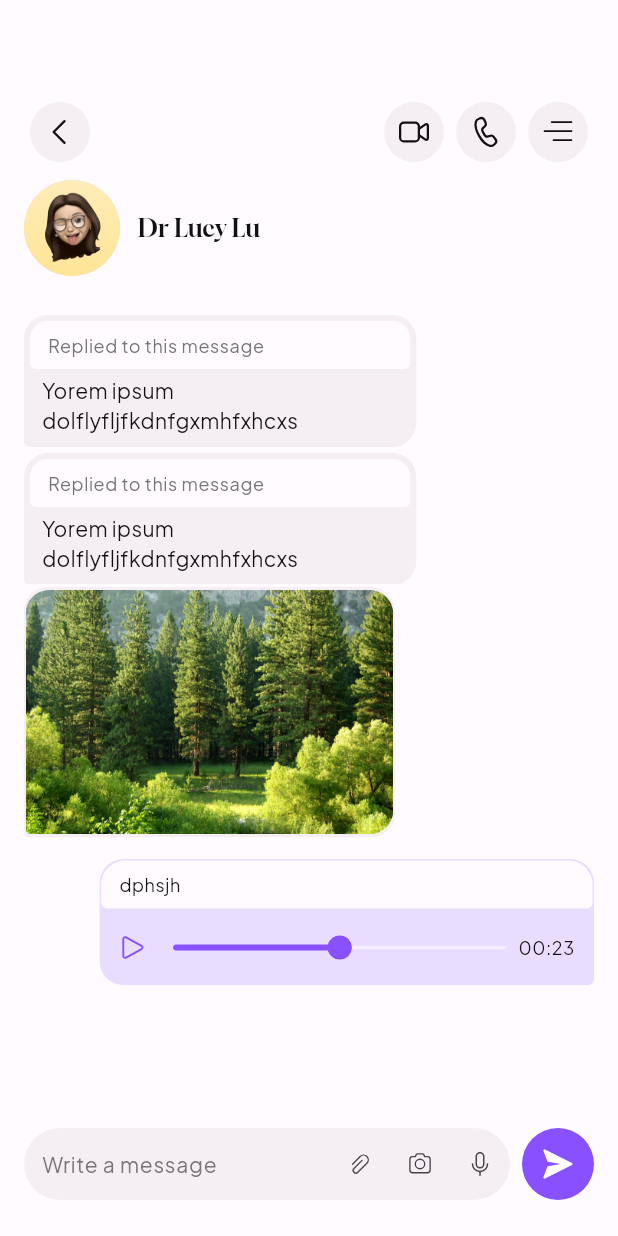
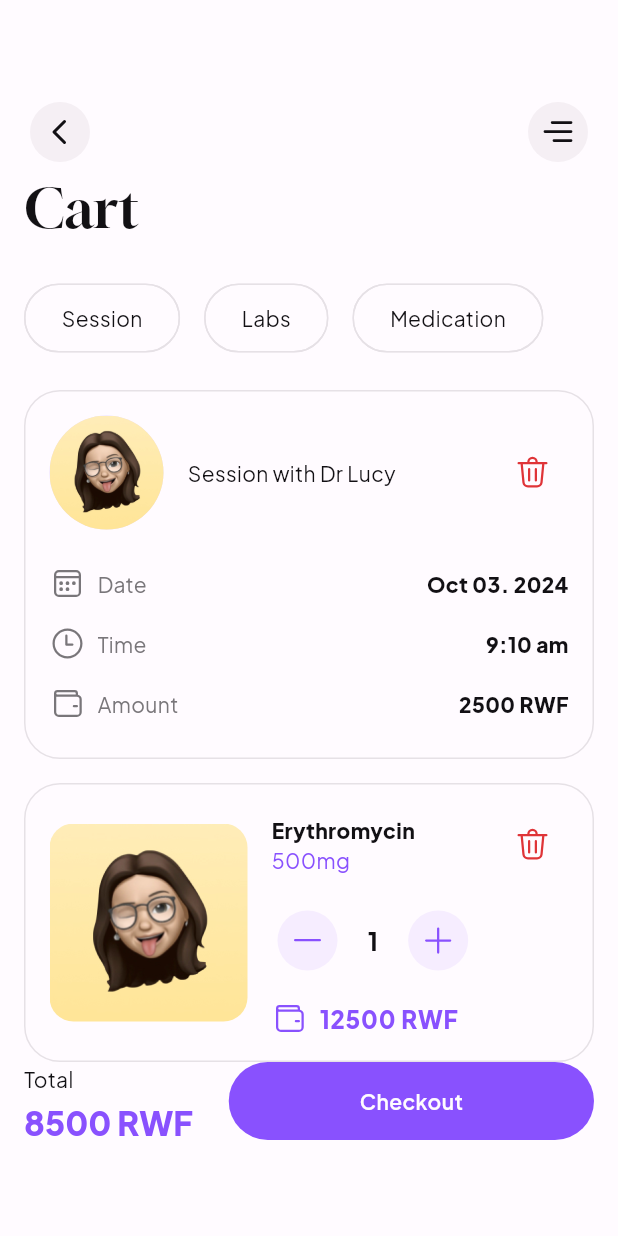
Before and after one commit to nuilewis/zoner, a Flutter app: the screen it shows after launch, on a phone screen of 412 x 824 dp. Run offline on Flutter 3.47's test engine with Material 3 defaults, Android fonts, the phone set to English and light mode, and no system bars; drawn by our look-alikes of calendar_view; our stand-ins replace equatable, fluentui_system_icons, flutter_animate, flutter_svg, gap, go_router.

Commit message:
Building Cart UI (#15)
* ui: built audio and video call screens

* ui: building messaging section

* ui: built call and video screen

* ui: building message bubble

* ui: building chat section

* ui: building cart section

```diff
--- a/lib/main.dart
+++ b/lib/main.dart
@@ -2,8 +2,7 @@ import 'package:calendar_view/calendar_view.dart';
 import 'package:flutter/material.dart';
 import 'package:zoner/core/core.dart';
 import 'package:zoner/core/routes.dart';
-
-import 'screens/global/messages/chat_screen.dart';
+import 'package:zoner/screens/patient/cart/cart.dart';
 
 void main() {
   runApp(const MyApp());
@@ -29,7 +28,7 @@ class MyApp extends StatelessWidget {
             duration: const Duration(milliseconds: 300),
           ),
           //  routerConfig: appRouter.router,
-          home: const ChatScreen()),
+          home: const CartScreen()),
     );
   }
 }
--- /dev/null
+++ b/lib/screens/patient/cart/cart.dart
@@ -0,0 +1,81 @@
+import 'package:flutter/material.dart';
+import 'package:gap/gap.dart';
+
+import '../../../core/core.dart';
+import '../../components_global/components.dart';
+import 'components/session_cart_item.dart';
+
+class CartScreen extends StatelessWidget {
+  static const String id = "cart";
+  const CartScreen({super.key});
+
+  @override
+  Widget build(BuildContext context) {
+    final ThemeData theme = Theme.of(context);
+    final bool isDarkMode = theme.brightness == Brightness.dark;
+    return Scaffold(
+      body: Padding(
+        padding: const EdgeInsets.symmetric(horizontal: kPadding16),
+        child: Column(
+          crossAxisAlignment: CrossAxisAlignment.start,
+          children: [
+            // Tabs
+            ZonerAppBar(pageTitle: 'Cart'),
+            Row(
+              children: [
+                ZonerChip(
+                  label: 'Session',
+                  chipType: AppChipType.filter,
+                  onSelected: (selected) {},
+                ),
+                Gap(kPadding16),
+                ZonerChip(
+                  label: 'Labs',
+                  chipType: AppChipType.filter,
+                  onSelected: (selected) {},
+                ),
+                Gap(kPadding16),
+                ZonerChip(
+                  label: 'Medication',
+                  chipType: AppChipType.filter,
+                  onSelected: (selected) {},
+                ),
+              ],
+            ),
+            Gap(kPadding24),
+            SessionCartItem(),
+            Gap(kPadding16),
+            MedicationCartItem(),
+            Spacer(),
+
+            // Total and Checkout
+            Row(
+              children: [
+                Column(
+                  crossAxisAlignment: CrossAxisAlignment.start,
+                  children: [
+                    Text(
+                      'Total',
+                      style: theme.textTheme.bodyMedium,
+                    ),
+                    Gap(kPadding8),
+                    Text('8500 RWF',
+                        style: theme.textTheme.titleLarge!.copyWith(
+                            fontFamily: "Plus Jakarta Sans",
+                            color: theme.colorScheme.primary,
+                            fontWeight: FontWeight.w800)),
+                  ],
+                ),
+                Gap(kPadding24),
+                Expanded(
+                    child: ZonerButton(onPressed: () {}, label: "Checkout"))
+              ],
+            ),
+
+            Gap(kPadding64)
+          ],
+        ),
+      ),
+    );
+  }
+}
--- /dev/null
+++ b/lib/screens/patient/cart/components/session_cart_item.dart
@@ -0,0 +1,172 @@
+import 'package:fluentui_system_icons/fluentui_system_icons.dart';
+import 'package:flutter/material.dart';
+import 'package:gap/gap.dart';
+
+import '../../../../core/core.dart';
+import '../../consultation/components/components.dart';
+
+class SessionCartItem extends StatelessWidget {
+  const SessionCartItem({super.key});
+
+  @override
+  Widget build(BuildContext context) {
+    final ThemeData theme = Theme.of(context);
+    final bool isDarkMode = theme.brightness == Brightness.dark;
+    return Container(
+      padding: const EdgeInsets.all(kPadding16),
+      decoration: BoxDecoration(
+          borderRadius: BorderRadius.circular(kPadding24),
+          border: Border.all(
+            width: 1,
+            color: isDarkMode ? ZonerColors.neutral20 : ZonerColors.neutral90,
+          )),
+      child: Column(
+        children: [
+          Row(
+            children: [
+              CircleAvatar(
+                backgroundImage: AssetImage("assets/images/memoji.jpg"),
+                radius: 38,
+              ),
+              Gap(kPadding16),
+              Expanded(child: Text("Session with Dr Lucy")),
+              IconButton(
+                  onPressed: () {},
+                  icon: Icon(
+                    FluentIcons.delete_24_regular,
+                    color: theme.colorScheme.error,
+                  )),
+            ],
+          ),
+          Gap(kPadding16),
+          PurchaseDetailsLstItem(
+              icon: FluentIcons.calendar_24_regular,
+              label: "Date",
+              content: "Oct 03. 2024"),
+          PurchaseDetailsLstItem(
+              icon: FluentIcons.clock_24_regular,
+              label: "Time",
+              content: "9:10 am"),
+          PurchaseDetailsLstItem(
+              icon: FluentIcons.wallet_24_regular,
+              label: "Amount",
+              content: "2500 RWF"),
+        ],
+      ),
+    );
+  }
+}
+
+class MedicationCartItem extends StatelessWidget {
+  const MedicationCartItem({super.key});
+
+  @override
+  Widget build(BuildContext context) {
+    final ThemeData theme = Theme.of(context);
+    final bool isDarkMode = theme.brightness == Brightness.dark;
+    return Container(
+      padding: const EdgeInsets.all(kPadding16),
+      decoration: BoxDecoration(
+          borderRadius: BorderRadius.circular(kPadding24),
+          border: Border.all(
+            width: 1,
+            color: isDarkMode ? ZonerColors.neutral20 : ZonerColors.neutral90,
+          )),
+      child: Row(
+        children: [
+          Expanded(
+              flex: 2,
+              child: ClipRRect(
+                borderRadius: BorderRadius.circular(kPadding16),
+                child: Image.asset(
+                  "assets/images/memoji.jpg",
+                  fit: BoxFit.fill,
+                ),
+              )),
+          Gap(kPadding16),
+          Expanded(
+            flex: 3,
+            child: Column(
+              crossAxisAlignment: CrossAxisAlignment.start,
+              children: [
+                Row(
+                  mainAxisAlignment: MainAxisAlignment.spaceBetween,
+                  mainAxisSize: MainAxisSize.max,
+                  children: [
+                    Column(
+                      mainAxisSize: MainAxisSize.min,
+                      crossAxisAlignment: CrossAxisAlignment.start,
+                      children: [
+                        Text(
+                          "Erythromycin",
+                          style: theme.textTheme.bodyMedium!
+                              .copyWith(fontWeight: FontWeight.w800),
+                        ),
+                        Text(
+                          "500mg",
+                          style: theme.textTheme.bodyMedium!
+                              .copyWith(color: theme.colorScheme.primary),
+                        ),
+                      ],
+                    ),
+                    IconButton(
+                        onPressed: () {},
+                        icon: Icon(
+                          FluentIcons.delete_24_regular,
+                          color: theme.colorScheme.error,
+                        )),
+                  ],
+                ),
+                Gap(kPadding16),
+                Row(
+                  children: [
+                    IconButton.filled(
+                        style: IconButton.styleFrom(
+                          backgroundColor: theme.cardColor,
+                        ),
+                        onPressed: () {},
+                        icon: Icon(
+                          FluentIcons.subtract_24_regular,
+                          color: theme.colorScheme.primary,
+                        )),
+                    Gap(kPadding16),
+                    Text(
+                      "1",
+                      style: theme.textTheme.bodyLarge!
+                          .copyWith(fontWeight: FontWeight.w800),
+                    ),
+                    Gap(kPadding16),
+                    IconButton(
+                      style: IconButton.styleFrom(
+                        backgroundColor: theme.cardColor,
+                      ),
+                      onPressed: () {},
+                      icon: Icon(
+                        FluentIcons.add_24_regular,
+                        color: theme.colorScheme.primary,
+                      ),
+                    ),
+                  ],
+                ),
+                Gap(kPadding16),
+                Row(
+                  children: [
+                    Icon(
+                      FluentIcons.wallet_24_regular,
+                      color: theme.colorScheme.primary,
+                    ),
+                    Gap(kPadding8),
+                    Text("12500 RWF",
+                        style: theme.textTheme.bodyLarge!.copyWith(
+                            fontWeight: FontWeight.w800,
+                            color: theme.colorScheme.primary)),
+                  ],
+                )
+              ],
+            ),
+          ),
+        ],
+      ),
+    );
+  }
+}
--- a/lib/screens/patient/consultation/components/purchase_details_list_item.dart
+++ b/lib/screens/patient/consultation/components/purchase_details_list_item.dart
@@ -25,7 +25,9 @@ class PurchaseDetailsLstItem extends StatelessWidget {
       throw ErrorHint(
           "Cannot provide both an 'icon' and an 'iconPath' property, consider removing one");
     }
-    return Row(
+    return Padding(
+      padding: const EdgeInsets.symmetric(vertical: kPadding8),
+      child: Row(
         children: [
           Row(
             children: [
@@ -57,6 +59,7 @@ class PurchaseDetailsLstItem extends StatelessWidget {
             ),
           )
         ],
+      ),
     );
   }
 }
```
Also changed, not shown: lib/screens/patient/cart/components/medication_cart_item.dart (added, +119 -0 lines). Lines whose indentation alone changed are shown as unchanged.
